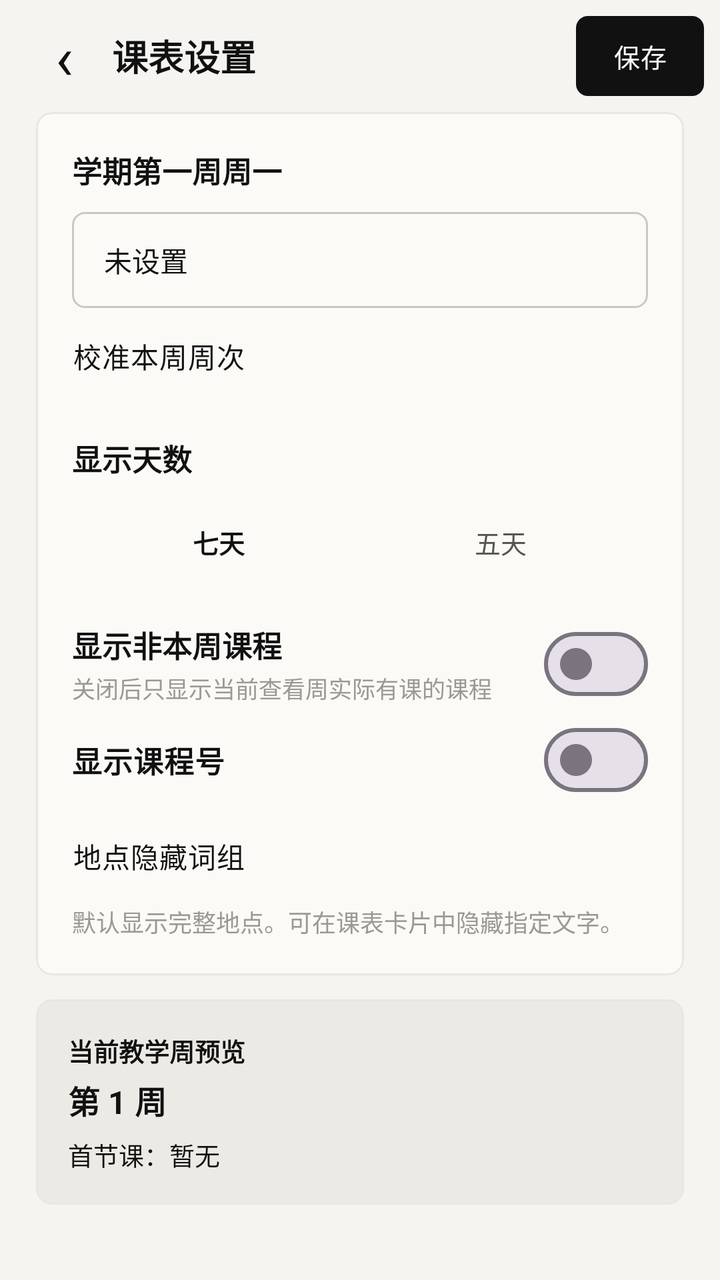
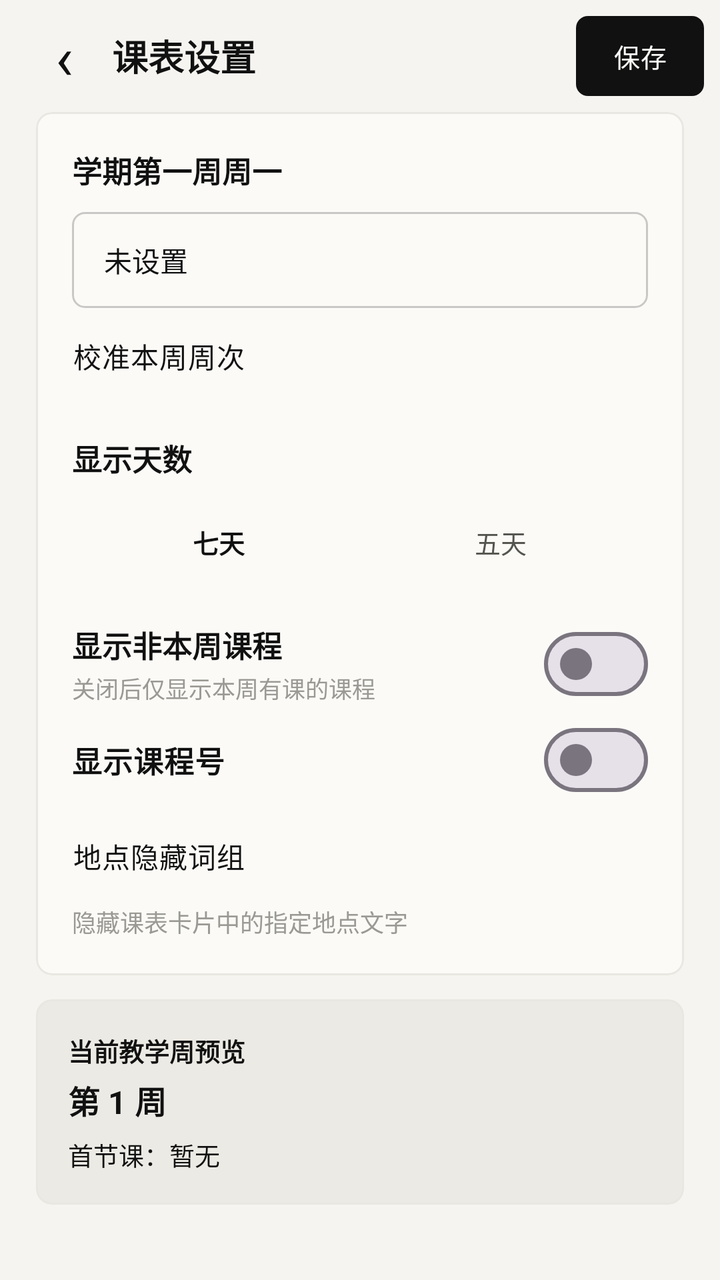

An Android layout rendered at two revisions. The XML below is the earlier revision; the diff shows what the commit changed to produce the second picture.
<!-- AndroidManifest.xml: application theme Theme.EcutCampus -->
<!-- res/layout/activity_timetable_settings.xml -->
<?xml version="1.0" encoding="utf-8"?>
<LinearLayout xmlns:android="http://schemas.android.com/apk/res/android"
    xmlns:app="http://schemas.android.com/apk/res-auto"
    android:layout_width="match_parent"
    android:layout_height="match_parent"
    android:background="?attr/gBg"
    android:orientation="vertical">

    <LinearLayout
        android:layout_width="match_parent"
        android:layout_height="56dp"
        android:gravity="center_vertical"
        android:orientation="horizontal"
        android:paddingHorizontal="8dp">

        <TextView
            android:id="@+id/btn_timetable_settings_back"
            android:layout_width="48dp"
            android:layout_height="48dp"
            android:background="?attr/selectableItemBackgroundBorderless"
            android:contentDescription="返回"
            android:gravity="center"
            android:text="‹"
            android:textColor="?attr/gInk"
            android:textSize="30sp" />

        <TextView
            android:layout_width="0dp"
            android:layout_height="wrap_content"
            android:layout_weight="1"
            android:text="课表设置"
            android:textColor="?attr/gInk"
            android:textSize="18sp"
            android:textStyle="bold" />

        <com.google.android.material.button.MaterialButton
            android:id="@+id/btn_timetable_settings_save"
            style="@style/Gauge.Button.Compact"
            android:layout_width="wrap_content"
            android:layout_height="wrap_content"
            android:text="保存" />
    </LinearLayout>

    <ScrollView
        android:layout_width="match_parent"
        android:layout_height="0dp"
        android:layout_weight="1"
        android:clipToPadding="false"
        android:paddingHorizontal="18dp"
        android:paddingBottom="24dp">

        <LinearLayout
            android:id="@+id/tt_settings_body"
            android:layout_width="match_parent"
            android:layout_height="wrap_content"
            android:orientation="vertical">

            <com.google.android.material.card.MaterialCardView
                style="@style/G.Card">

                <LinearLayout
                    android:layout_width="match_parent"
                    android:layout_height="wrap_content"
                    android:orientation="vertical"
                    android:padding="18dp">

                    <TextView
                        android:layout_width="wrap_content"
                        android:layout_height="wrap_content"
                        android:text="学期第一周周一"
                        android:textColor="?attr/gInk"
                        android:textSize="15sp"
                        android:textStyle="bold" />

                    <TextView
                        android:id="@+id/tv_semester_start_value"
                        android:layout_width="match_parent"
                        android:layout_height="48dp"
                        android:layout_marginTop="10dp"
                        android:background="@drawable/bg_gauge_outline"
                        android:fontFamily="monospace"
                        android:gravity="center_vertical"
                        android:paddingHorizontal="16dp"
                        android:text="未设置"
                        android:textColor="?attr/gInk"
                        android:textSize="14sp" />

                    <com.google.android.material.button.MaterialButton
                        android:id="@+id/btn_calibrate_week"
                        style="@style/Gauge.Button.Ghost"
                        android:layout_width="wrap_content"
                        android:layout_height="wrap_content"
                        android:layout_marginStart="-12dp"
                        android:text="校准本周周次" />

                    <TextView
                        android:layout_width="wrap_content"
                        android:layout_height="wrap_content"
                        android:layout_marginTop="16dp"
                        android:id="@+id/tv_total_weeks_label"
                        android:visibility="gone"
                        android:text="学期总周数"
                        android:textColor="?attr/gInk"
                        android:textSize="15sp"
                        android:textStyle="bold" />

                    <EditText
                        android:id="@+id/et_total_weeks"
                        android:visibility="gone"
                        android:layout_width="match_parent"
                        android:layout_height="48dp"
                        android:layout_marginTop="10dp"
                        android:background="@drawable/bg_gauge_input"
                        android:inputType="number"
                        android:maxLength="2"
                        android:paddingHorizontal="2dp"
                        android:text="20"
                        android:textColor="?attr/gInk"
            android:textColorHint="?attr/gMute"
                        android:textSize="14sp" />

                    <TextView
                        android:layout_width="wrap_content"
                        android:layout_height="wrap_content"
                        android:layout_marginTop="16dp"
                        android:text="显示天数"
                        android:textColor="?attr/gInk"
                        android:textSize="15sp"
                        android:textStyle="bold" />

                    <LinearLayout
                        android:layout_width="match_parent"
                        android:layout_height="42dp"
                        android:layout_marginTop="10dp"
                        android:orientation="horizontal"
                        android:padding="3dp">

                        <TextView
                            android:id="@+id/btn_days_seven"
                            android:layout_width="0dp"
                            android:layout_height="match_parent"
                            android:layout_weight="1"
                            android:gravity="center"
                            android:text="七天"
                            android:textColor="?attr/gInk"
                            android:textSize="13sp"
                            android:textStyle="bold" />

                        <TextView
                            android:id="@+id/btn_days_five"
                            android:layout_width="0dp"
                            android:layout_height="match_parent"
                            android:layout_weight="1"
                            android:gravity="center"
                            android:text="五天"
                            android:textColor="?attr/gSub"
                            android:textSize="13sp" />
                    </LinearLayout>

                    <LinearLayout
                        android:layout_width="match_parent"
                        android:layout_height="wrap_content"
                        android:layout_marginTop="16dp"
                        android:gravity="center_vertical"
                        android:orientation="horizontal">

                        <LinearLayout
                            android:layout_width="0dp"
                            android:layout_height="wrap_content"
                            android:layout_weight="1"
                            android:orientation="vertical">

                            <TextView
                                android:layout_width="wrap_content"
                                android:layout_height="wrap_content"
                                android:text="显示非本周课程"
                                android:textColor="?attr/gInk"
                                android:textSize="15sp"
                                android:textStyle="bold" />

                            <TextView
                                android:layout_width="wrap_content"
                                android:layout_height="wrap_content"
                                android:layout_marginTop="2dp"
                                android:text="关闭后只显示当前查看周实际有课的课程"
                                android:textColor="?attr/gMute"
                                android:textSize="11.5sp" />
                        </LinearLayout>

                        <com.google.android.material.materialswitch.MaterialSwitch
                            android:id="@+id/switch_show_inactive"
                            android:layout_width="wrap_content"
                            android:layout_height="wrap_content" />
                    </LinearLayout>

                    <com.google.android.material.materialswitch.MaterialSwitch
                        android:id="@+id/switch_show_course_code"
                        android:layout_width="match_parent"
                        android:layout_height="wrap_content"
                        android:minHeight="48dp"
                        android:text="显示课程号"
                        android:textColor="?attr/gInk"
                        android:textSize="15sp"
                        android:textStyle="bold" />

                    <com.google.android.material.button.MaterialButton
                        android:id="@+id/btn_hidden_location_phrases"
                        style="@style/Gauge.Button.Ghost"
                        android:layout_width="wrap_content"
                        android:layout_height="wrap_content"
                        android:layout_marginStart="-12dp"
                        android:text="地点隐藏词组" />

                    <TextView
                        android:layout_width="match_parent"
                        android:layout_height="wrap_content"
                        android:text="默认显示完整地点。可在课表卡片中隐藏指定文字。"
                        android:textColor="?attr/gMute"
                        android:textSize="12sp" />
                </LinearLayout>
            </com.google.android.material.card.MaterialCardView>

            <com.google.android.material.card.MaterialCardView
                style="@style/G.Card"
                android:layout_marginTop="12dp"
                app:cardBackgroundColor="?attr/gChip">

                <LinearLayout
                    android:layout_width="match_parent"
                    android:layout_height="wrap_content"
                    android:orientation="vertical"
                    android:padding="16dp">

                    <TextView
                        android:layout_width="wrap_content"
                        android:layout_height="wrap_content"
                        android:text="当前教学周预览"
                        android:textColor="?attr/gInk"
                        android:textSize="12.5sp"
                        android:textStyle="bold" />

                    <TextView
                        android:id="@+id/tv_current_week_preview"
                        android:layout_width="match_parent"
                        android:layout_height="wrap_content"
                        android:layout_marginTop="4dp"
                        android:text="第 1 周"
                        android:textColor="?attr/gInk"
                        android:textSize="16sp"
                        android:textStyle="bold" />

                    <TextView
                        android:id="@+id/tv_first_course_preview"
                        android:layout_width="match_parent"
                        android:layout_height="wrap_content"
                        android:layout_marginTop="6dp"
                        android:text="首节课：暂无"
                        android:textColor="?attr/gInk"
                        android:textSize="12.5sp" />
                </LinearLayout>
            </com.google.android.material.card.MaterialCardView>

        </LinearLayout>
    </ScrollView>
</LinearLayout>
<!-- resources referenced by this layout -->
<resources>
  <!-- drawable bg_gauge_outline (drawable) -->
  <?xml version="1.0" encoding="utf-8"?>
  <ripple xmlns:android="http://schemas.android.com/apk/res/android" android:color="?attr/gHair">
      <item>
          <shape android:shape="rectangle">
              <corners android:radius="?attr/gButtonRadius" />
              <solid android:color="?attr/gButtonFill" />
              <stroke android:width="1dp" android:color="?attr/gStroke" />
          </shape>
      </item>
  </ripple>
  <style name="G.Card">
          <item name="android:layout_width">match_parent</item>
          <item name="android:layout_height">wrap_content</item>
          <item name="cardBackgroundColor">?attr/gCard</item>
          <item name="cardCornerRadius">?attr/gCardRadius</item>
          <item name="cardElevation">0dp</item>
          <item name="strokeColor">?attr/gCardStroke</item>
          <item name="strokeWidth">1dp</item>
      </style>
  <style name="Gauge.Button.Compact">
          <item name="android:insetTop">4dp</item>
          <item name="android:insetBottom">4dp</item>
          <item name="android:minWidth">64dp</item>
          <item name="android:paddingStart">16dp</item>
          <item name="android:paddingEnd">16dp</item>
          <item name="android:textSize">13sp</item>
      </style>
  <color name="g_paper">#F5F4F0</color>
  <color name="g_card">#FBFAF7</color>
  <color name="g_line">#E9E7E1</color>
  <color name="g_ink">#111111</color>
  <color name="g_sub">#55554F</color>
  <color name="g_sub2">#45453F</color>
  <color name="g_mute">#9A9993</color>
  <color name="g_chip">#ECEAE4</color>
  <color name="g_accent">#FF4A1C</color>
  <color name="g_hair">#17000000</color>
  <color name="g_stroke">#33000000</color>
  <color name="g_ink_18">#2E111111</color>
  <color name="g_ink_12">#1F111111</color>
  <color name="g_ink_08">#14111111</color>
  <color name="g_paper_e8">#E8F5F4F0</color>
  <color name="g_paper_c8">#C8F5F4F0</color>
  <color name="g_on_ink">#FBFAF7</color>
  <color name="g_warn">#B4540A</color>
  <color name="g_ok">#2F5D3A</color>
  <style name="Gauge.Shape.Small" parent="">
          <item name="cornerFamily">rounded</item>
          <item name="cornerSize">6dp</item>
      </style>
  <style name="Gauge.Shape.Medium" parent="">
          <item name="cornerFamily">rounded</item>
          <item name="cornerSize">8dp</item>
      </style>
  <style name="Gauge.Dialog.Framework" parent="android:Theme.Material.Light.Dialog.Alert">
          <item name="android:windowBackground">@drawable/bg_gauge_dialog</item>
          <item name="android:colorAccent">?attr/gInk</item>
          <item name="android:colorPrimary">?attr/gInk</item>
          <item name="android:textColorPrimary">?attr/gInk</item>
          <item name="android:textColorSecondary">?attr/gSub</item>
          <item name="android:backgroundDimAmount">0.28</item>
      </style>
  <!-- drawable bg_gauge_dialog (drawable) -->
  <?xml version="1.0" encoding="utf-8"?>
  <inset xmlns:android="http://schemas.android.com/apk/res/android"
      android:insetLeft="24dp" android:insetRight="24dp"
      android:insetTop="40dp" android:insetBottom="40dp">
      <shape android:shape="rectangle">
          <corners android:radius="?attr/gCardRadius" />
          <solid android:color="?attr/gDialog" />
          <stroke android:width="1px" android:color="?attr/gCardStroke" />
      </shape>
  </inset>
  <style name="Gauge.Button.Text" parent="Widget.Material3.Button.TextButton.Dialog">
          <item name="android:textColor">?attr/gInk</item>
          <item name="rippleColor">?attr/gHair</item>
      </style>
  <!-- unchanged entries left out for length: 5 -->
</resources>

<!-- the commit's change to res/layout/activity_timetable_settings.xml (unified diff, before → after) -->
@@ -182,7 +182,7 @@
                                 android:layout_width="wrap_content"
                                 android:layout_height="wrap_content"
                                 android:layout_marginTop="2dp"
-                                android:text="关闭后只显示当前查看周实际有课的课程"
+                                android:text="关闭后仅显示本周有课的课程"
                                 android:textColor="?attr/gMute"
                                 android:textSize="11.5sp" />
                         </LinearLayout>
@@ -214,7 +214,7 @@
                     <TextView
                         android:layout_width="match_parent"
                         android:layout_height="wrap_content"
-                        android:text="默认显示完整地点。可在课表卡片中隐藏指定文字。"
+                        android:text="隐藏课表卡片中的指定地点文字"
                         android:textColor="?attr/gMute"
                         android:textSize="12sp" />
                 </LinearLayout>
